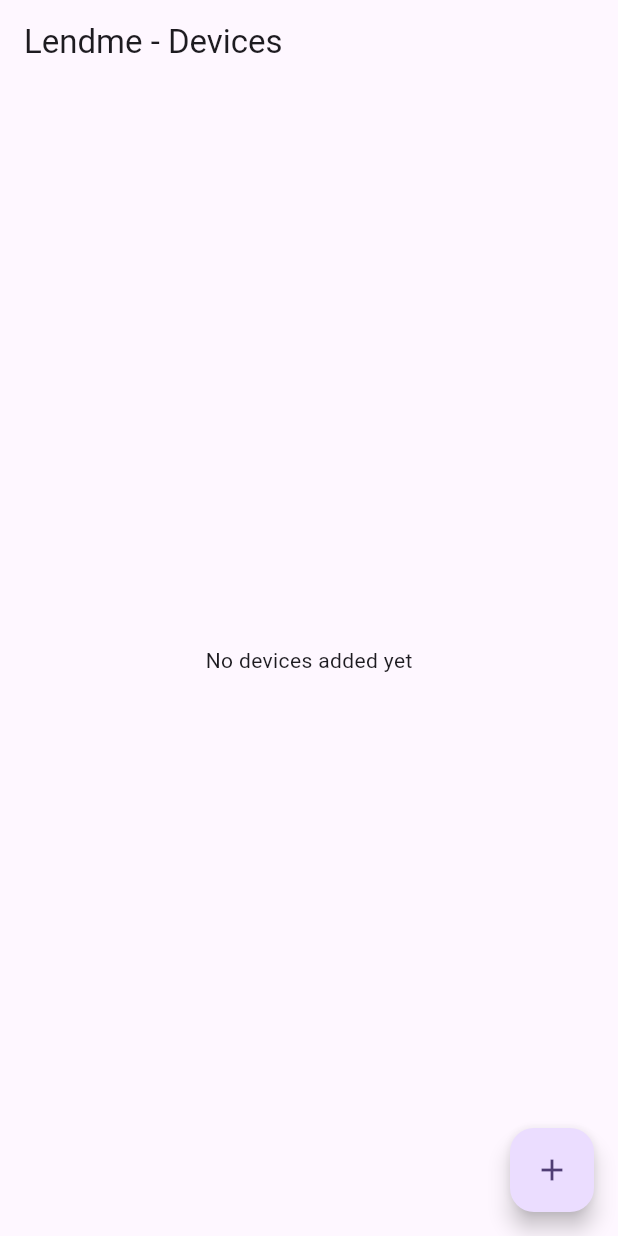
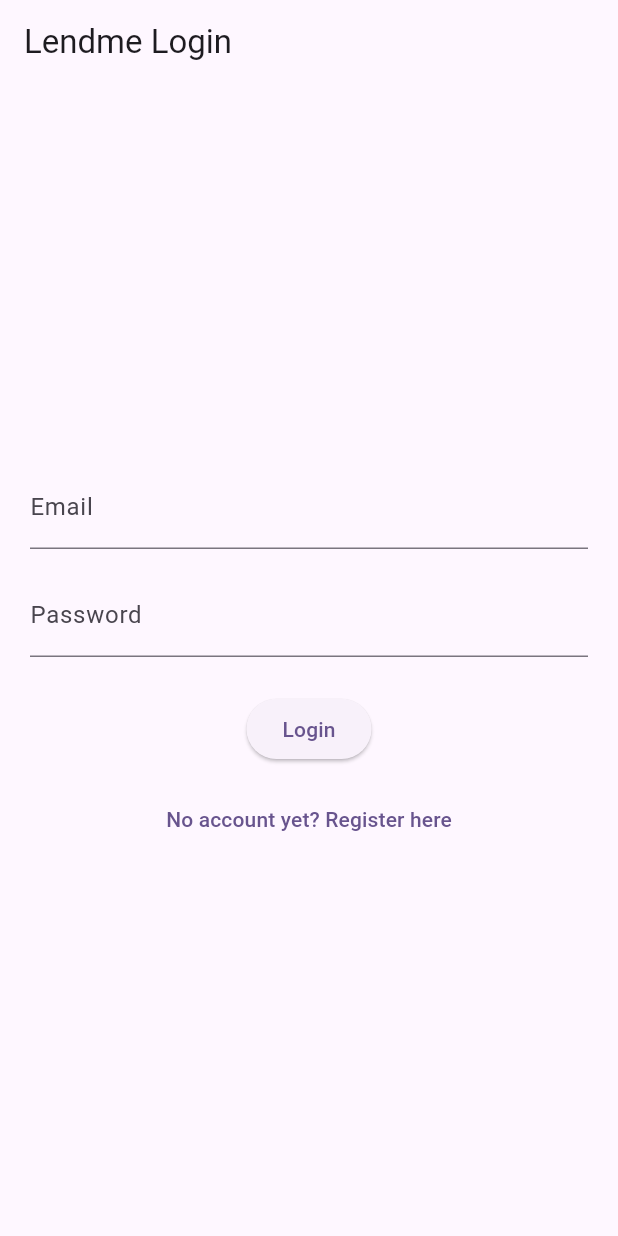
Before and after one commit to adinho97/IntroMobileProject2, a Flutter app: the screen it shows after launch, on a phone screen of 412 x 824 dp. Run offline on Flutter 3.47's test engine with Material 3 defaults, Android fonts, the phone set to English and light mode, and no system bars.

Commit message:
Add login screen UI with navigtion to register screen

```diff
--- a/lendme/lib/main.dart
+++ b/lendme/lib/main.dart
@@ -1,5 +1,6 @@
 import 'package:flutter/material.dart';
 import 'package:lendme/screens/listing_screen.dart';
+import 'package:lendme/screens/login_screen.dart';
 
 void main() {
   runApp(const MyApp());
@@ -31,7 +32,7 @@
         // tested with just a hot reload.
         colorScheme: ColorScheme.fromSeed(seedColor: Colors.deepPurple),
       ),
-      home: const ListingScreen(),
+      home: const LoginScreen(),
     );
   }
 }
--- a/lendme/lib/screens/login_screen.dart
+++ b/lendme/lib/screens/login_screen.dart
@@ -0,0 +1,59 @@
+import 'package:flutter/material.dart';
+import 'register_screen.dart';
+
+class LoginScreen extends StatelessWidget{
+
+    const LoginScreen({super.key});
+
+    @override
+    Widget build(BuildContext context){
+        final emailController = TextEditingController();
+        final passwordController = TextEditingController();
+
+
+        return Scaffold(
+            appBar: AppBar(title: const Text('Lendme Login')),
+            body: Padding(
+                padding: const EdgeInsets.all(20),
+                child: Column(
+                    mainAxisAlignment: MainAxisAlignment.center,
+                    children:[
+                        TextField(
+                            controller: emailController,
+                            decoration: const InputDecoration(labelText: 'Email'),
+                        ),
+                        const SizedBox(height:16),
+                        TextField(
+                            controller: passwordController,
+                            decoration: const InputDecoration(labelText: "Password"),
+                            obscureText: true,
+                        ),
+                        const SizedBox(height: 24),
+                            ElevatedButton(
+                                onPressed: () {
+                                 // Hier komt later Firebase login
+                                 ScaffoldMessenger.of(context).showSnackBar(
+                                const SnackBar(content: Text('Inloggen niet geïmplementeerd')),
+                             );
+                        },
+                        child: const Text('Login'),
+                     ),
+                        const SizedBox(height: 12),
+                        TextButton(
+                            onPressed: () {
+                                Navigator.push(
+                                    context,
+                                    MaterialPageRoute(builder: (_) => const RegisterScreen()),
+                                );
+                            },
+                             child: const Text('No account yet? Register here'),
+                        )
+
+
+                    ],
+                ),
+            ),
+        );
+
+    }
+}
```
Also changed, not shown: lendme/lib/screens/register_screen.dart (+56 -0 lines).
